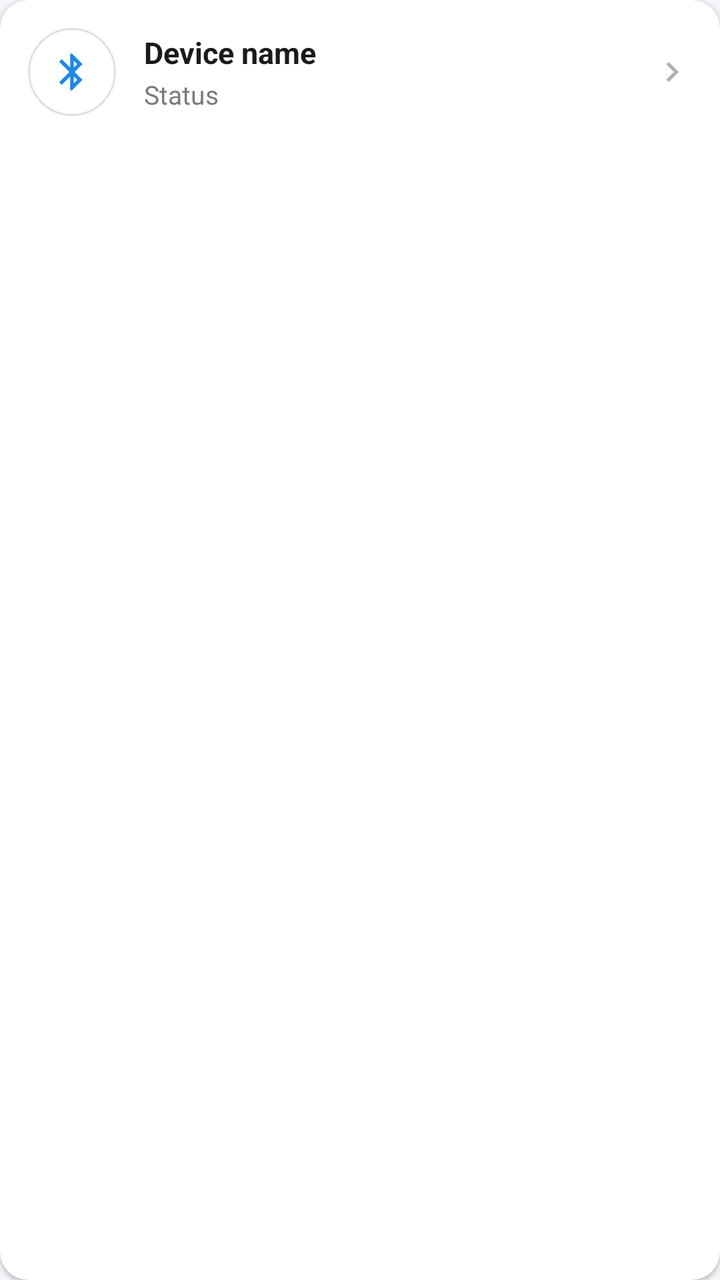
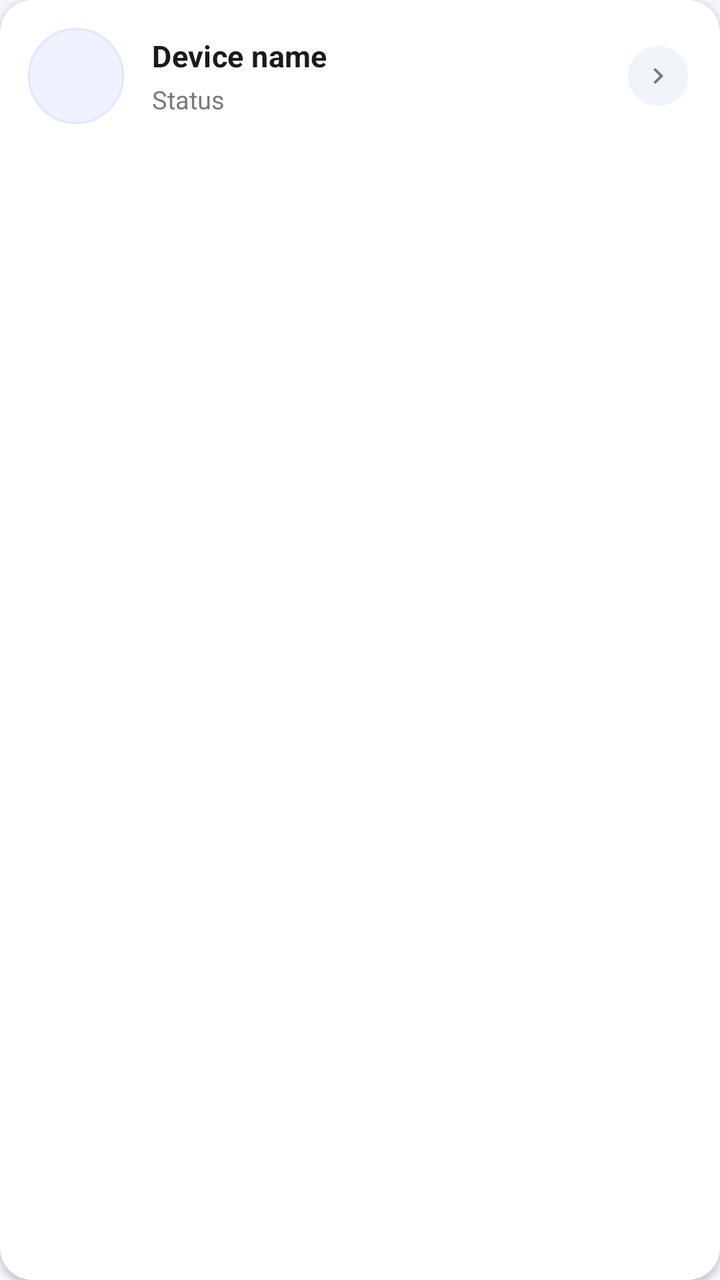

Screens rendered from an Android XML layout before and after an edit, with the pre-edit source and the edit as a unified diff.
<!-- AndroidManifest.xml: application theme Theme.DashboardApp -->
<!-- res/layout/item_device.xml -->
<?xml version="1.0" encoding="utf-8"?>
<androidx.cardview.widget.CardView xmlns:android="http://schemas.android.com/apk/res/android"
    xmlns:app="http://schemas.android.com/apk/res-auto"
    android:layout_width="match_parent"
    android:layout_height="wrap_content"
    android:layout_marginBottom="12dp"
    app:cardCornerRadius="14dp"
    app:cardElevation="1.5dp"
    app:cardBackgroundColor="@color/card_background">

    <LinearLayout
        android:id="@+id/itemRoot"
        android:layout_width="match_parent"
        android:layout_height="wrap_content"
        android:orientation="horizontal"
        android:gravity="center_vertical"
        android:clickable="true"
        android:focusable="true"
        android:foreground="?attr/selectableItemBackground"
        android:padding="14dp">

        
        <FrameLayout
            android:layout_width="44dp"
            android:layout_height="44dp"
            android:background="@drawable/circle_icon_bg_outline">

            <ImageView
                android:id="@+id/itemIcon"
                android:layout_width="22dp"
                android:layout_height="22dp"
                android:layout_gravity="center"
                android:src="@drawable/ic_bluetooth"
                android:contentDescription="@null" />
        </FrameLayout>

        
        <LinearLayout
            android:layout_width="0dp"
            android:layout_height="wrap_content"
            android:layout_weight="1"
            android:layout_marginStart="14dp"
            android:orientation="vertical">

            <TextView
                android:id="@+id/itemTitle"
                android:layout_width="wrap_content"
                android:layout_height="wrap_content"
                android:text="Device name"
                android:textColor="@color/text_primary"
                android:textSize="15sp"
                android:textStyle="bold" />

            <TextView
                android:id="@+id/itemSubtitle"
                android:layout_width="wrap_content"
                android:layout_height="wrap_content"
                android:layout_marginTop="2dp"
                android:text="Status"
                android:textColor="@color/text_secondary"
                android:textSize="13sp" />
        </LinearLayout>

        
        <ImageView
            android:layout_width="20dp"
            android:layout_height="20dp"
            android:src="@drawable/ic_chevron_right"
            android:contentDescription="@null" />

    </LinearLayout>

</androidx.cardview.widget.CardView>
<!-- resources referenced by this layout -->
<resources>
  <color name="card_background">#FFFFFF</color>
  <color name="text_primary">#1A1A1A</color>
  <color name="text_secondary">#7A7A7A</color>
  <!-- drawable circle_icon_bg_outline (drawable) -->
  <shape xmlns:android="http://schemas.android.com/apk/res/android"
      android:shape="oval">
      <solid android:color="#FFFFFF" />
      <stroke android:width="1dp" android:color="@color/divider" />
  </shape>
  <!-- drawable ic_bluetooth (drawable) -->
  <vector xmlns:android="http://schemas.android.com/apk/res/android"
      android:width="24dp"
      android:height="24dp"
      android:viewportWidth="24"
      android:viewportHeight="24"
      android:tint="?attr/colorPrimary">
      <path
          android:fillColor="#FF000000"
          android:pathData="M17.71,7.71L12,2h-1v7.59L6.41,5L5,6.41L10.59,12L5,17.59L6.41,19L11,14.41V22h1l5.71,-5.71l-4.3,-4.29L17.71,7.71zM13,5.83l1.88,1.88L13,9.59V5.83zM14.88,16.29L13,18.17v-3.76l1.88,1.88z"/>
  </vector>
  <!-- drawable ic_chevron_right (drawable) -->
  <vector xmlns:android="http://schemas.android.com/apk/res/android"
      android:width="24dp"
      android:height="24dp"
      android:viewportWidth="24"
      android:viewportHeight="24"
      android:tint="#B0B0B0">
      <path
          android:fillColor="#FF000000"
          android:pathData="M8.59,16.59L13.17,12L8.59,7.41L10,6l6,6l-6,6z"/>
  </vector>
  <style name="Theme.DashboardApp" parent="Theme.MaterialComponents.DayNight.NoActionBar">
          <item name="colorPrimary">@color/primary</item>
          <item name="colorPrimaryDark">@color/primary_dark</item>
          <item name="android:windowBackground">@color/background</item>
      </style>
  <color name="divider">#E0E0E0</color>
  <color name="primary">#1E88E5</color>
  <color name="primary_dark">#1565C0</color>
  <color name="background">#F5F7FA</color>
</resources>

<!-- the commit's change to res/layout/item_device.xml (unified diff, before → after) -->
@@ -4,8 +4,8 @@
     android:layout_width="match_parent"
     android:layout_height="wrap_content"
     android:layout_marginBottom="12dp"
-    app:cardCornerRadius="14dp"
-    app:cardElevation="1.5dp"
+    app:cardCornerRadius="16dp"
+    app:cardElevation="2dp"
     app:cardBackgroundColor="@color/card_background">
 
     <LinearLayout
@@ -14,24 +14,39 @@
         android:layout_height="wrap_content"
         android:orientation="horizontal"
         android:gravity="center_vertical"
-        android:clickable="true"
-        android:focusable="true"
+        android:clickable="false"
+        android:focusable="false"
         android:foreground="?attr/selectableItemBackground"
-        android:padding="14dp">
+        android:paddingStart="14dp"
+        android:paddingEnd="16dp"
+        android:paddingTop="14dp"
+        android:paddingBottom="14dp">
 
         
         <FrameLayout
-            android:layout_width="44dp"
-            android:layout_height="44dp"
-            android:background="@drawable/circle_icon_bg_outline">
+            android:layout_width="48dp"
+            android:layout_height="48dp">
 
-            <ImageView
-                android:id="@+id/itemIcon"
-                android:layout_width="22dp"
-                android:layout_height="22dp"
-                android:layout_gravity="center"
-                android:src="@drawable/ic_bluetooth"
-                android:contentDescription="@null" />
+            <FrameLayout
+                android:layout_width="48dp"
+                android:layout_height="48dp"
+                android:background="@drawable/bg_avatar_circle">
+
+                <ImageView
+                    android:id="@+id/itemIcon"
+                    android:layout_width="22dp"
+                    android:layout_height="22dp"
+                    android:layout_gravity="center"
+                    android:contentDescription="@null" />
+            </FrameLayout>
+
+            
+            <View
+                android:id="@+id/itemStatusDot"
+                android:layout_width="13dp"
+                android:layout_height="13dp"
+                android:layout_gravity="bottom|end"
+                />
         </FrameLayout>
 
         
@@ -49,24 +64,51 @@
                 android:text="Device name"
                 android:textColor="@color/text_primary"
                 android:textSize="15sp"
+                android:letterSpacing="0.01"
                 android:textStyle="bold" />
 
-            <TextView
-                android:id="@+id/itemSubtitle"
-                android:layout_width="wrap_content"
+            <LinearLayout
+                android:layout_width="match_parent"
                 android:layout_height="wrap_content"
-                android:layout_marginTop="2dp"
-                android:text="Status"
-                android:textColor="@color/text_secondary"
-                android:textSize="13sp" />
+                android:orientation="horizontal">
+
+                <TextView
+                    android:id="@+id/itemSubtitle"
+                    android:layout_width="wrap_content"
+                    android:layout_height="wrap_content"
+                    android:layout_marginTop="3dp"
+                    android:text="Status"
+                    android:layout_weight="1"
+                    android:textColor="@color/text_secondary"
+                    android:textSize="12.5sp" />
+
+                <TextView
+                    android:id="@+id/bluetooth"
+                    android:layout_width="wrap_content"
+                    android:layout_height="wrap_content"
+                    android:layout_marginTop="3dp"
+                    android:layout_marginRight="3dp"
+                    android:textColor="@color/text_secondary"
+                    android:textSize="12.5sp" />
+
+            </LinearLayout>
+
         </LinearLayout>
 
         
-        <ImageView
-            android:layout_width="20dp"
-            android:layout_height="20dp"
-            android:src="@drawable/ic_chevron_right"
-            android:contentDescription="@null" />
+        <FrameLayout
+            android:layout_width="30dp"
+            android:layout_height="30dp"
+            android:background="@drawable/bg_chevron_circle">
+
+            <ImageView
+                android:layout_width="16dp"
+                android:layout_height="16dp"
+                android:layout_gravity="center"
+                android:src="@drawable/ic_chevron_right"
+                android:contentDescription="@null"
+                app:tint="@color/text_secondary" />
+        </FrameLayout>
 
     </LinearLayout>
 
<!-- resource entries referenced after the edit -->
@@ -3,23 +3,28 @@
   <color name="card_background">#FFFFFF</color>
   <color name="text_primary">#1A1A1A</color>
   <color name="text_secondary">#7A7A7A</color>
-  <!-- drawable circle_icon_bg_outline (drawable) -->
+  <!-- drawable bg_avatar_circle (drawable) -->
+  <?xml version="1.0" encoding="utf-8"?>
+  <layer-list xmlns:android="http://schemas.android.com/apk/res/android">
+      <item>
+          <shape android:shape="oval">
+              <solid android:color="#EEF2FF" />
+          </shape>
+      </item>
+      <item>
+          <shape android:shape="oval">
+              <stroke
+                  android:width="1dp"
+                  android:color="#E0E7FF" />
+          </shape>
+      </item>
+  </layer-list>
+  <!-- drawable bg_chevron_circle (drawable) -->
+  <?xml version="1.0" encoding="utf-8"?>
   <shape xmlns:android="http://schemas.android.com/apk/res/android"
       android:shape="oval">
-      <solid android:color="#FFFFFF" />
-      <stroke android:width="1dp" android:color="@color/divider" />
+      <solid android:color="#F1F5F9" />
   </shape>
-  <!-- drawable ic_bluetooth (drawable) -->
-  <vector xmlns:android="http://schemas.android.com/apk/res/android"
-      android:width="24dp"
-      android:height="24dp"
-      android:viewportWidth="24"
-      android:viewportHeight="24"
-      android:tint="?attr/colorPrimary">
-      <path
-          android:fillColor="#FF000000"
-          android:pathData="M17.71,7.71L12,2h-1v7.59L6.41,5L5,6.41L10.59,12L5,17.59L6.41,19L11,14.41V22h1l5.71,-5.71l-4.3,-4.29L17.71,7.71zM13,5.83l1.88,1.88L13,9.59V5.83zM14.88,16.29L13,18.17v-3.76l1.88,1.88z"/>
-  </vector>
   <!-- drawable ic_chevron_right (drawable) -->
   <vector xmlns:android="http://schemas.android.com/apk/res/android"
       android:width="24dp"
@@ -36,7 +41,6 @@
           <item name="colorPrimaryDark">@color/primary_dark</item>
           <item name="android:windowBackground">@color/background</item>
       </style>
-  <color name="divider">#E0E0E0</color>
   <color name="primary">#1E88E5</color>
   <color name="primary_dark">#1565C0</color>
   <color name="background">#F5F7FA</color>
